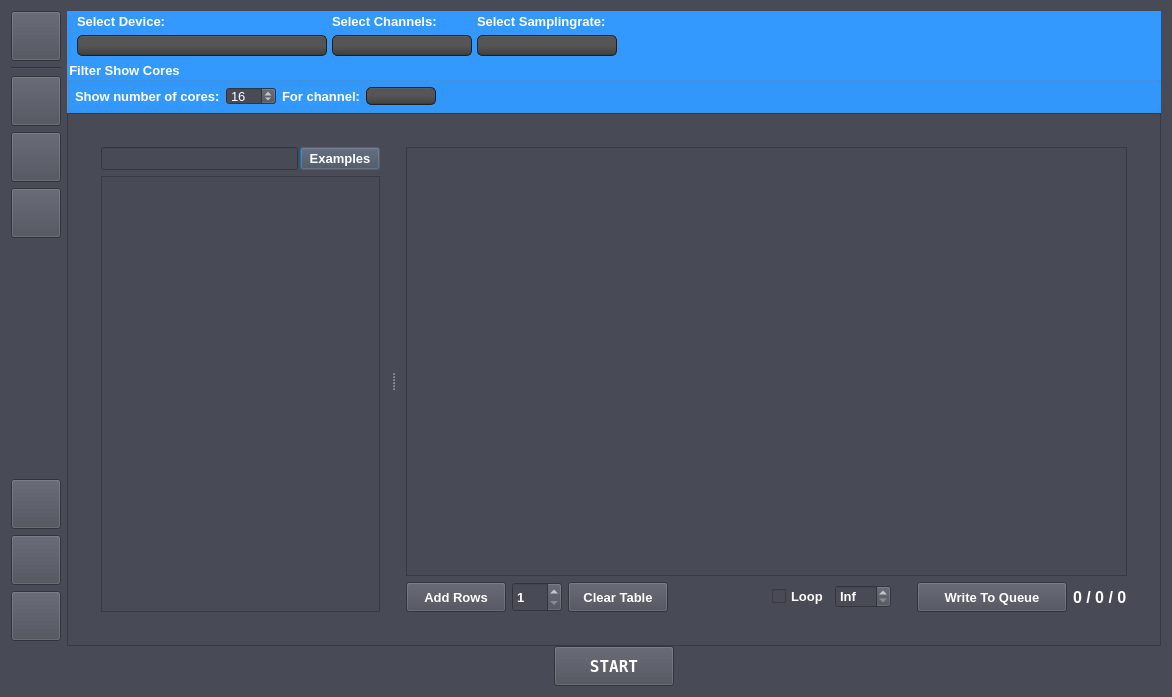
SpectrumInstrumentation/spcm-dds-control, file formfiles/DlgDDSControl.ui: the form before one commit.
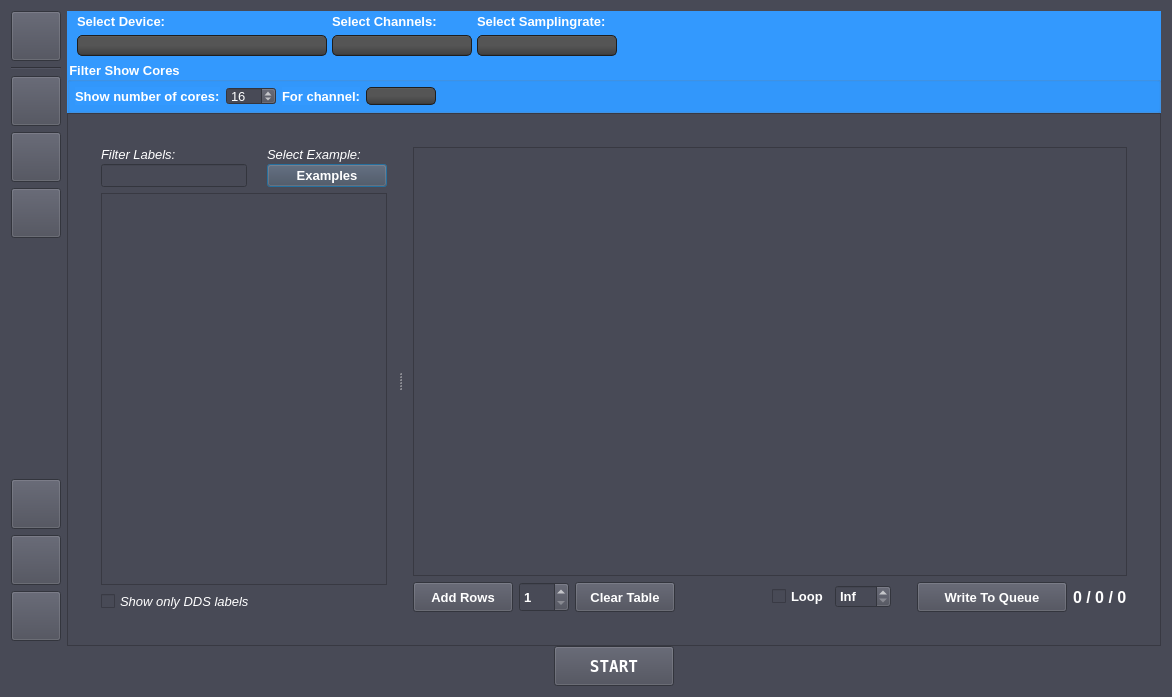
The form after the commit. Icons and pictures are not drawn. Custom widgets are drawn as their Qt base class.

Diff of the .ui file:
```diff
--- a/formfiles/DlgDDSControl.ui
+++ b/formfiles/DlgDDSControl.ui
@@ -989,7 +989,61 @@
                    <property name="spacing">
                     <number>2</number>
                    </property>
-                   <item>
+                  </layout>
+                 </item>
+                 <item>
+                  <layout class="QGridLayout" name="gridLayout_2">
+                   <property name="horizontalSpacing">
+                    <number>20</number>
+                   </property>
+                   <property name="verticalSpacing">
+                    <number>2</number>
+                   </property>
+                   <item row="0" column="0">
+                    <widget class="QLabel" name="poLabelReg">
+                     <property name="font">
+                      <font>
+                       <family>Arial</family>
+                       <pointsize>10</pointsize>
+                       <weight>50</weight>
+                       <italic>true</italic>
+                       <bold>false</bold>
+                      </font>
+                     </property>
+                     <property name="text">
+                      <string>Filter Labels:</string>
+                     </property>
+                    </widget>
+                   </item>
+                   <item row="0" column="1">
+                    <widget class="QLabel" name="poLabelExamples">
+                     <property name="minimumSize">
+                      <size>
+                       <width>120</width>
+                       <height>0</height>
+                      </size>
+                     </property>
+                     <property name="maximumSize">
+                      <size>
+                       <width>120</width>
+                       <height>16777215</height>
+                      </size>
+                     </property>
+                     <property name="font">
+                      <font>
+                       <family>Arial</family>
+                       <pointsize>10</pointsize>
+                       <weight>50</weight>
+                       <italic>true</italic>
+                       <bold>false</bold>
+                      </font>
+                     </property>
+                     <property name="text">
+                      <string>Select Example:</string>
+                     </property>
+                    </widget>
+                   </item>
+                   <item row="1" column="0">
                     <widget class="QLineEdit" name="poLineEditReg">
                      <property name="font">
                       <font>
@@ -1001,8 +1055,20 @@
                      </property>
                     </widget>
                    </item>
-                   <item>
+                   <item row="1" column="1">
                     <widget class="SDC_PushButton" name="poButtonExamples">
+                     <property name="minimumSize">
+                      <size>
+                       <width>120</width>
+                       <height>0</height>
+                      </size>
+                     </property>
+                     <property name="maximumSize">
+                      <size>
+                       <width>120</width>
+                       <height>16777215</height>
+                      </size>
+                     </property>
                      <property name="font">
                       <font>
                        <pointsize>10</pointsize>
@@ -1029,6 +1095,22 @@
                    </property>
                   </widget>
                  </item>
+                 <item>
+                  <widget class="QCheckBox" name="poCheckBoxShowOnlyDDS">
+                   <property name="font">
+                    <font>
+                     <family>Arial</family>
+                     <pointsize>10</pointsize>
+                     <weight>50</weight>
+                     <italic>true</italic>
+                     <bold>false</bold>
+                    </font>
+                   </property>
+                   <property name="text">
+                    <string>Show only DDS labels</string>
+                   </property>
+                  </widget>
+                 </item>
                 </layout>
                </widget>
                <widget class="QWidget" name="layoutWidget">
```
